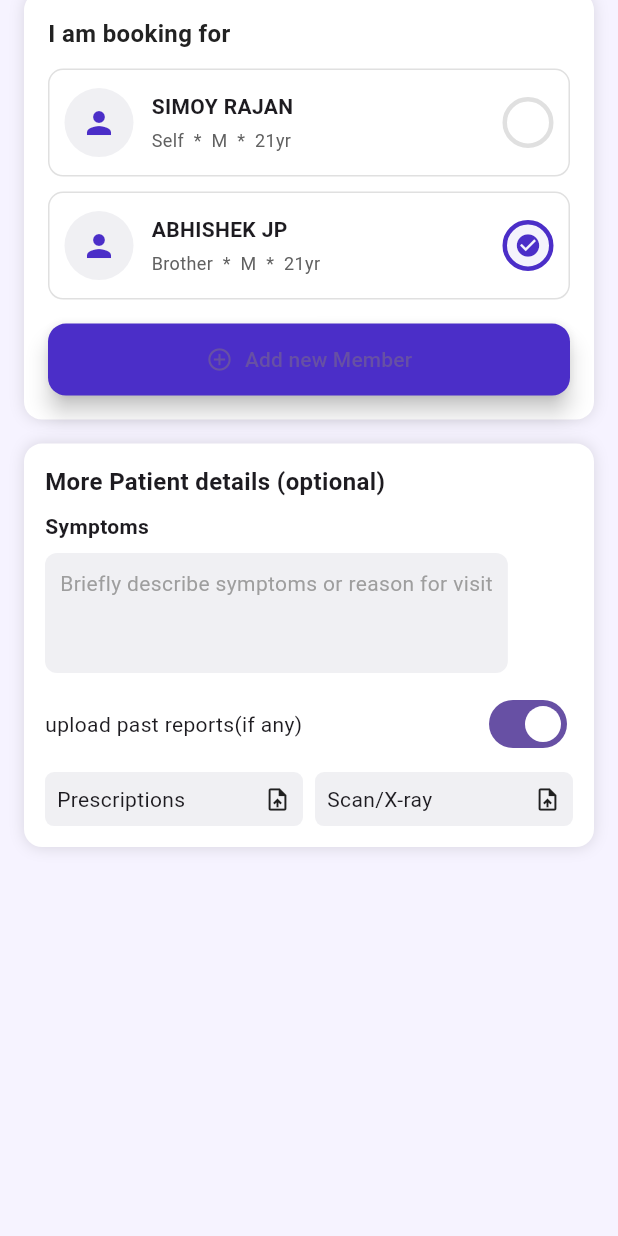
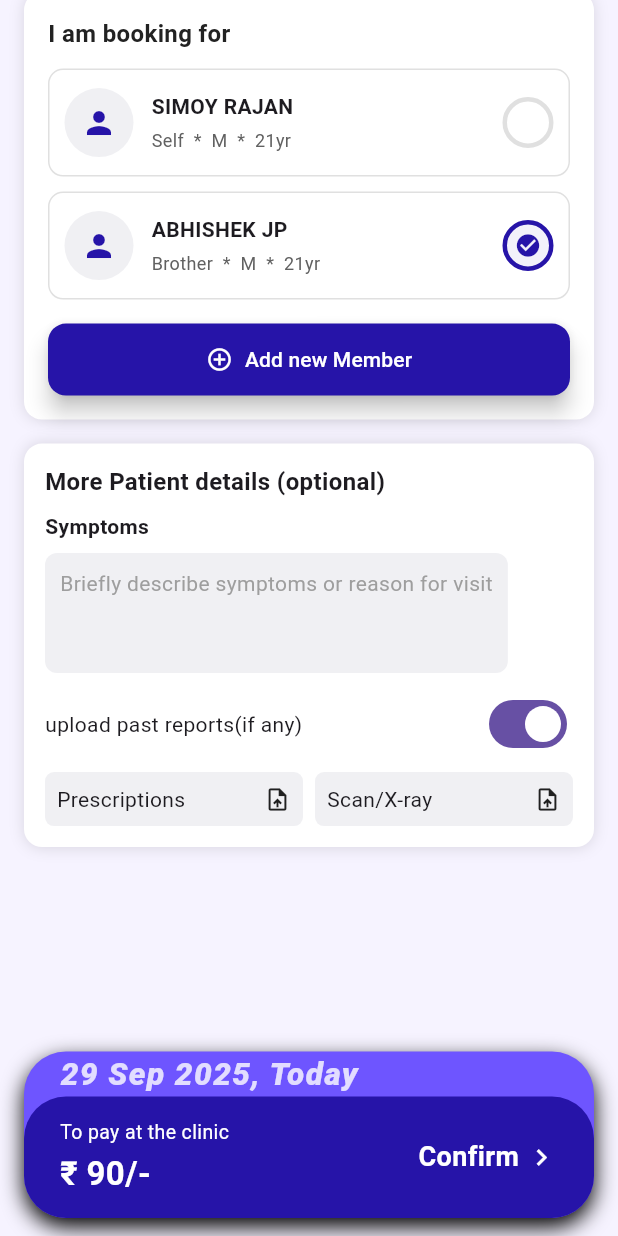
Before and after one commit to Zetrion/QuroCare_Pages, a Flutter app: the screen it shows after launch, scrolled down 274 dp, on a phone screen of 412 x 824 dp. Run offline on Flutter 3.47's test engine with Material 3 defaults, Android fonts, the phone set to English and light mode, and no system bars.

Commit message:
last page done

```diff
--- a/inclinic_booking_page/lib/core/app_colors.dart
+++ b/inclinic_booking_page/lib/core/app_colors.dart
@@ -1,7 +1,7 @@
 import 'package:flutter/material.dart';
 
 class AppColor {
-  static const Color primary = Color(0xFF4B2EC8);
+  static const Color primary = Color(0xFF2614A8);
   static const Color primaryDark = Color(0xFF2F1A86);
   static const Color gradientStart = Color(0xFF5A36E0);
   static const Color gradientEnd = Color(0xFF6F4AEF);
@@ -11,4 +11,15 @@ class AppColor {
   static const Color cardBg = Color(0xFFFFFFFF);
   static const Color pale = Color(0xFFF6F3FF);
   static const Color danger = Color(0xFFE53935);
+
+   // Main brand colors
+
+  static Color secondary = const Color(0xFF6E55FF);
+
+  // Background
+  static Color background = const Color(0xFFF7F7F7);
+
+  // Text
+
+  static Color textLight = const Color(0xFF7D7D7D);
 }
--- a/inclinic_booking_page/lib/core/app_fonts.dart
+++ b/inclinic_booking_page/lib/core/app_fonts.dart
@@ -13,13 +13,25 @@ class AppFonts {
     fontSize: 14,
     fontWeight: FontWeight.w400,
   );
-  static TextStyle bodyBold = const TextStyle(
-    fontSize: 14,
-    fontWeight: FontWeight.w600,
-  );
+
   static TextStyle caption = const TextStyle(
     fontSize: 12,
     fontWeight: FontWeight.w400,
     color: Colors.grey,
   );
+
+   static TextStyle bodyRegular = const TextStyle(
+    fontSize: 14,
+    fontWeight: FontWeight.w400,
+  );
+
+  static TextStyle bodyMedium = const TextStyle(
+    fontSize: 14,
+    fontWeight: FontWeight.w500,
+  );
+
+  static TextStyle bodyBold = const TextStyle(
+    fontSize: 14,
+    fontWeight: FontWeight.w600,
+  );
 }
--- a/inclinic_booking_page/lib/inclinic_booking_page/views/review_booking_page.dart
+++ b/inclinic_booking_page/lib/inclinic_booking_page/views/review_booking_page.dart
@@ -47,7 +47,7 @@ class _ReviewBookingPageState extends State<ReviewBookingPage> {
                           ),
                           child: const Icon(
                             Icons.arrow_back,
-                            color: AppColor.primary,
+                            color: AppColor.primaryDark,
                           ),
                         ),
                       ),
@@ -120,8 +120,8 @@ class _ReviewBookingPageState extends State<ReviewBookingPage> {
                         SizedBox(
                           width: double.infinity,
                           child: ElevatedButton.icon(
-                            icon: const Icon(Icons.add_circle_outline),
-                            label: const Text('Add new Member'),
+                            icon: const Icon(Icons.add_circle_outline,color: Colors.white,),
+                            label: const Text('Add new Member',style: TextStyle(color: Colors.white),),
                             style: ElevatedButton.styleFrom(
                               backgroundColor: AppColor.primary,
                               padding: const EdgeInsets.symmetric(vertical: 14),
@@ -237,17 +237,19 @@ class _ReviewBookingPageState extends State<ReviewBookingPage> {
             ),
 
             // Confirm bar floating near bottom
-            /*Align(
+            Align(
               alignment: Alignment.bottomCenter,
-              child: ConfirmBar(
-                amountText: '₹ 90/-',
-                onConfirm: () {
-                  ScaffoldMessenger.of(
-                    context,
-                  ).showSnackBar(const SnackBar(content: Text('Confirmed')));
-                },
+              child: SafeArea(
+                child: Padding(
+                  padding: const EdgeInsets.fromLTRB(16, 0, 16, 12),
+                  child: BottomConfirmBar(
+                    amountText: '₹ 90/-',
+                    label: 'To pay at the clinic',
+                    buttonText: 'Confirm',
+                  ),
+                ),
               ),
-            ),*/
+            )
           ],
         ),
       ),
--- a/inclinic_booking_page/lib/inclinic_booking_page/widgets/clinic_card.dart
+++ b/inclinic_booking_page/lib/inclinic_booking_page/widgets/clinic_card.dart
@@ -61,7 +61,7 @@ class ClinicCard extends StatelessWidget {
                   color: Colors.white24,
                   borderRadius: BorderRadius.circular(8),
                   image: const DecorationImage(
-                    image: AssetImage('assets/clinic_placeholder.jpg'),
+                    image: AssetImage('assets/inclinic-img.png'),
                     fit: BoxFit.cover,
                   ),
                 ),
--- a/inclinic_booking_page/lib/inclinic_booking_page/widgets/confirm_bar.dart
+++ b/inclinic_booking_page/lib/inclinic_booking_page/widgets/confirm_bar.dart
@@ -1,95 +1,162 @@
 import 'package:flutter/material.dart';
-import '/core/app_colors.dart';
-import '/core/app_fonts.dart';
+import '../../core/app_colors.dart';
+import '../../core/app_fonts.dart';
 
-class ConfirmBar extends StatelessWidget {
-  final String amountText;
-  final VoidCallback onConfirm;
-  const ConfirmBar({
-    super.key,
+class BottomConfirmBar extends StatelessWidget {
+  final String label; // e.g. "To pay at the clinic"
+  final String amountText; // e.g. "₹ 90/-"
+  final String buttonText; // e.g. "Confirm"
+  final bool isEnabled;
+  final VoidCallback? onPressed;
+
+  const BottomConfirmBar({
+    Key? key,
+    required this.label,
     required this.amountText,
-    required this.onConfirm,
-  });
+    required this.buttonText,
+    this.isEnabled = true,
+    this.onPressed,
+  }) : super(key: key);
 
   @override
   Widget build(BuildContext context) {
-    final w = MediaQuery.of(context).size.width;
-    return Padding(
-      padding: const EdgeInsets.symmetric(horizontal: 16, vertical: 18),
-      child: Material(
-        elevation: 10,
-        borderRadius: BorderRadius.circular(14),
+    const double radius = 28;
+
+    return Opacity(
+      opacity: isEnabled ? 1 : 0.6,
+      child: GestureDetector(
+        onTap: isEnabled ? onPressed : null,
         child: Container(
-          width: double.infinity,
           decoration: BoxDecoration(
-            borderRadius: BorderRadius.circular(14),
-            gradient: const LinearGradient(
-              colors: [AppColor.gradientStart, AppColor.gradientEnd],
-            ),
+            color: AppColor.secondary,
+            borderRadius: BorderRadius.circular(radius),
+            boxShadow: [
+              BoxShadow(
+                color: Colors.black,
+                blurRadius: 12,
+                offset: const Offset(0, 6),
+              ),
+            ],
           ),
-          child: Row(
-            children: [
-              Expanded(
-                child: Padding(
-                  padding: const EdgeInsets.symmetric(
-                    horizontal: 14,
-                    vertical: 14,
-                  ),
-                  child: Column(
-                    crossAxisAlignment: CrossAxisAlignment.start,
+          child: ClipRRect(
+            borderRadius: BorderRadius.circular(radius),
+            child: Column(
+              mainAxisSize: MainAxisSize.min,
+              children: [
+                // 🔹 TOP STRIP: stopwatch + EXPRESS image
+                Container(
+                  width: double.infinity,
+                  height: 30, // perfect balance
+                  padding: const EdgeInsets.symmetric(horizontal: 18),
+                  color: Colors.transparent,
+                  child: Row(
+                    mainAxisAlignment: MainAxisAlignment.start,
                     children: [
-                      Text(
-                        '25 Sep 2025, Today',
-                        style: AppFonts.caption.copyWith(color: Colors.white70),
-                      ),
-                      const SizedBox(height: 6),
-                      Text(
-                        'To pay at the clinic',
-                        style: AppFonts.body.copyWith(color: Colors.white70),
-                      ),
-                      const SizedBox(height: 6),
-                      Text(
-                        amountText,
-                        style: AppFonts.h6.copyWith(color: Colors.white),
+                      // Flexible(
+                      //   child: FittedBox(
+                      //     fit: BoxFit.contain,
+                      //     child: Image.asset('assets/stopwatch.png', width: 30),
+                      //   ),
+                      // ),
+                      const SizedBox(width: 6),
+                      /**Flexible(
+                        child: FittedBox(
+                          fit: BoxFit.contain,
+                          child: Opacity(
+                            opacity: 0.55,
+                            child: Image.asset(
+                              'assets/express.png',
+                              width: 125,
+                            ),
+                          ),
+                        ),
+                      ),*/
+                      Flexible(
+                        child: FittedBox(
+                          fit: BoxFit.scaleDown,
+                          child: Opacity(
+                            opacity: 0.8, // similar “soft” feel as the asset
+                            child: Text(
+                              '29 Sep 2025, Today',
+                              style: AppFonts.bodyBold.copyWith(
+                                fontSize: 28, // base size, FittedBox will scale
+                                fontWeight: FontWeight.w900, // extra bold
+                                fontStyle:
+                                    FontStyle.italic, // slanted like the logo
+                                letterSpacing: 1.2, // tight, logo-like spacing
+                                color: Colors.white,
+                              ),
+                            ),
+                          ),
+                        ),
                       ),
                     ],
                   ),
                 ),
-              ),
-              GestureDetector(
-                onTap: onConfirm,
-                child: Container(
-                  padding: const EdgeInsets.symmetric(
-                    horizontal: 20,
-                    vertical: 18,
-                  ),
+
+                // 🔹 MAIN DEEP BLUE AREA
+                Container(
+                  width: double.infinity,
                   decoration: BoxDecoration(
-                    color: AppColor.primaryDark,
+                    color: AppColor.primary,
                     borderRadius: const BorderRadius.only(
-                      topRight: Radius.circular(14),
-                      bottomRight: Radius.circular(14),
+                      topLeft: Radius.circular(radius),
+                      topRight: Radius.circular(radius),
                     ),
                   ),
+                  padding: const EdgeInsets.symmetric(
+                    horizontal: 24,
+                    vertical: 14,
+                  ),
                   child: Row(
-                    children: const [
-                      Text(
-                        'Confirm',
-                        style: TextStyle(
-                          color: Colors.white,
-                          fontWeight: FontWeight.w700,
-                        ),
+                    mainAxisAlignment: MainAxisAlignment.spaceBetween,
+                    children: [
+                      // LEFT: label + amount
+                      Column(
+                        crossAxisAlignment: CrossAxisAlignment.start,
+                        children: [
+                          Text(
+                            label,
+                            style: AppFonts.bodyRegular.copyWith(
+                              fontSize: 13,
+                              color: Colors.white,
+                            ),
+                          ),
+                          const SizedBox(height: 3),
+                          Text(
+                            amountText,
+                            style: AppFonts.bodyBold.copyWith(
+                              fontSize: 22,
+                              color: Colors.white,
+                            ),
+                          ),
+                        ],
                       ),
-                      SizedBox(width: 8),
-                      Icon(
-                        Icons.arrow_forward_ios,
-                        size: 14,
-                        color: Colors.white,
+
+                      // RIGHT: buttonText + chevron
+                      Row(
+                        mainAxisSize: MainAxisSize.min,
+                        children: [
+                          Text(
+                            buttonText,
+                            style: AppFonts.bodyBold.copyWith(
+                              fontSize: 18,
+                              color: Colors.white,
+                            ),
+                          ),
+                          const SizedBox(width: 4),
+                          const Icon(
+                            Icons.chevron_right,
+                            color: Colors.white,
+                            size: 22,
+                          ),
+                        ],
                       ),
                     ],
                   ),
                 ),
-              ),
-            ],
+              ],
+            ),
           ),
         ),
       ),
--- a/inclinic_booking_page/pubspec.yaml
+++ b/inclinic_booking_page/pubspec.yaml
@@ -61,6 +61,7 @@ flutter:
   assets:
     - assets/stopwatch.png
     - assets/express.png
+    - assets/inclinic-img.png
 
 
   # An image asset can refer to one or more resolution-specific "variants", see
```
Also changed, not shown: inclinic_booking_page/assets/inclinic-img.png (added).
